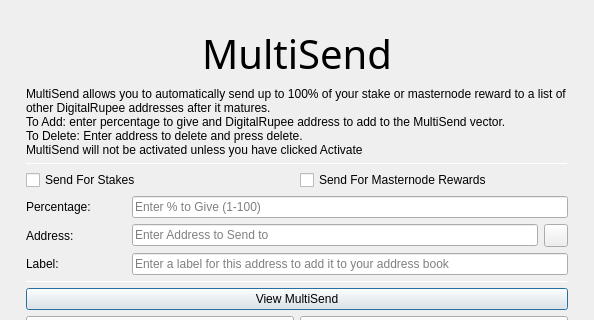
Before: the Qt Designer form src/qt/forms/multisenddialog.ui in clipperrrrrrr/Rupee, drawn with Qt 5; both pictures show x 0 to 594 and y 0 to 320 of the 594 by 564 pixel window.
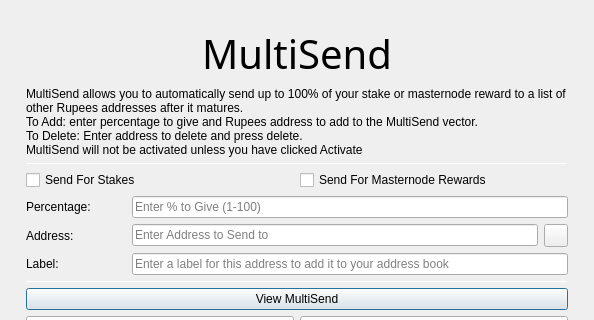
After: the same form once the commit is applied. Icons and pictures are not drawn.

The edit to the form file:
```diff
--- a/src/qt/forms/multisenddialog.ui
+++ b/src/qt/forms/multisenddialog.ui
@@ -67,8 +67,8 @@
         <number>1</number>
        </property>
        <property name="text">
-        <string>MultiSend allows you to automatically send up to 100% of your stake or masternode reward to a list of other DigitalRupee addresses after it matures.
-To Add: enter percentage to give and DigitalRupee address to add to the MultiSend vector.
+        <string>MultiSend allows you to automatically send up to 100% of your stake or masternode reward to a list of other Rupees addresses after it matures.
+To Add: enter percentage to give and Rupees address to add to the MultiSend vector.
 To Delete: Enter address to delete and press delete.
 MultiSend will not be activated unless you have clicked Activate</string>
        </property>
```
